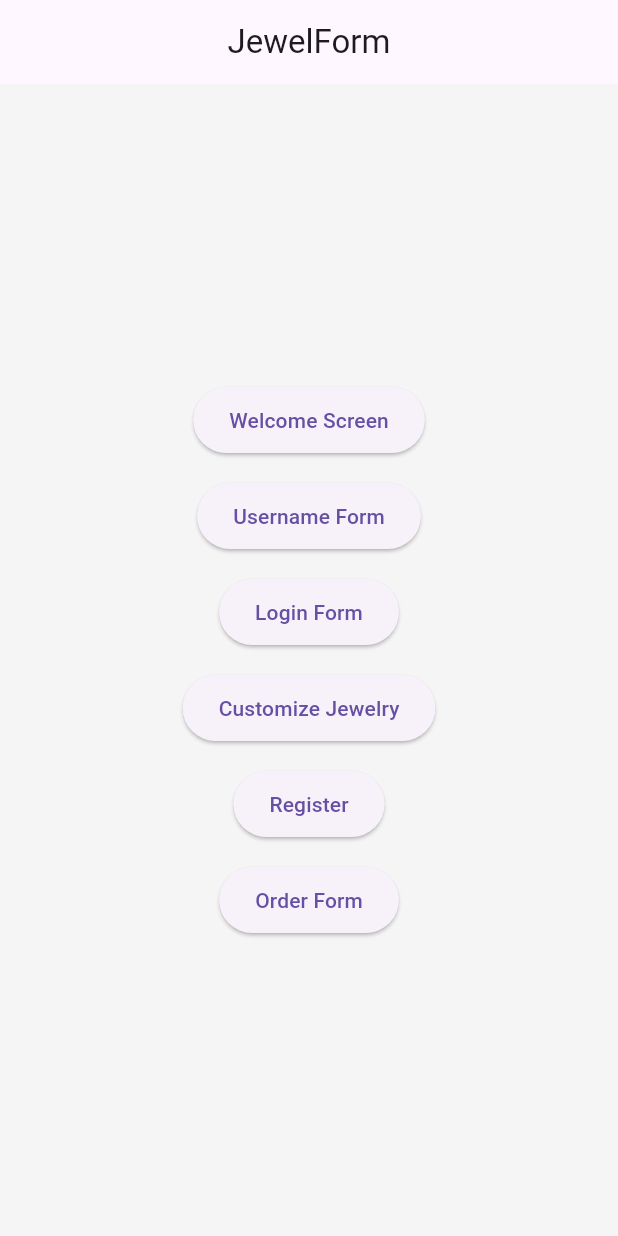
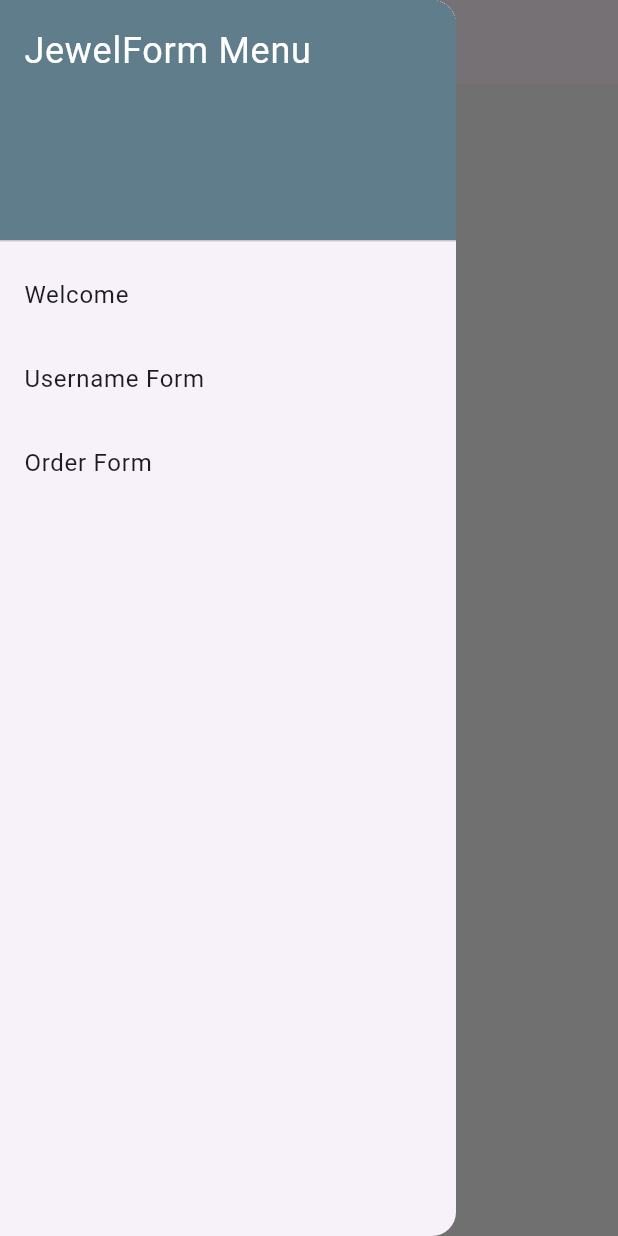
Before and after one commit to agbtndg/PROFE8-Activity3-JewelryApp, a Flutter app: the screen it shows after launch, with the side drawer open (before the commit the screen has no drawer), on a phone screen of 412 x 824 dp. Run offline on Flutter 3.47's test engine with Material 3 defaults, Android fonts, the phone set to English and light mode, and no system bars.

Commit message:
Add Instruction 12: Drawer menu navigating to three pages

```diff
--- a/lib/main.dart
+++ b/lib/main.dart
@@ -30,6 +30,55 @@ class HomeScreen extends StatelessWidget {
       appBar: AppBar(
         title: Text('JewelForm'),
         centerTitle: true,
+      ),
+      drawer: Drawer(
+        child: ListView(
+          padding: EdgeInsets.zero,
+          children: [
+            DrawerHeader(
+              decoration: BoxDecoration(
+                color: Colors.blueGrey,
+              ),
+              child: Text(
+                'JewelForm Menu',
+                style: TextStyle(
+                  color: Colors.white,
+                  fontSize: 24,
+                ),
+              ),
+            ),
+            ListTile(
+              title: Text('Welcome'),
+              onTap: () {
+                Navigator.pop(context); // Close drawer
+                Navigator.push(
+                  context,
+                  MaterialPageRoute(builder: (context) => WelcomeScreen()),
+                );
+              },
+            ),
+            ListTile(
+              title: Text('Username Form'),
+              onTap: () {
+                Navigator.pop(context); // Close drawer
+                Navigator.push(
+                  context,
+                  MaterialPageRoute(builder: (context) => UsernameFormScreen()),
+                );
+              },
+            ),
+            ListTile(
+              title: Text('Order Form'),
+              onTap: () {
+                Navigator.pop(context); // Close drawer
+                Navigator.push(
+                  context,
+                  MaterialPageRoute(builder: (context) => OrderFormScreen()),
+                );
+              },
+            ),
+          ],
+        ),
       ),
       body: Center(
         child: Column(
```
